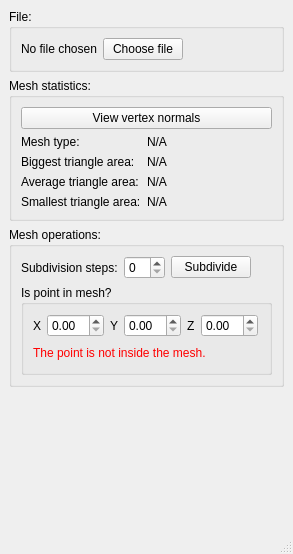
Qt form UI/mainwindow.ui (mmstratiev/MeshParser) before a commit.
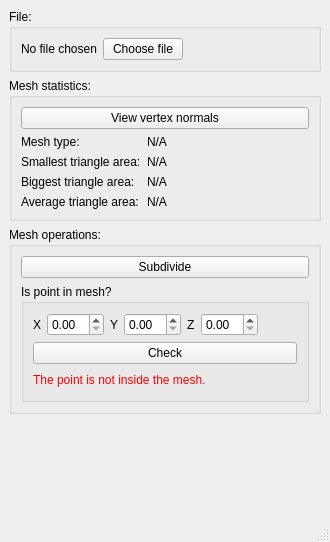
The same form after that commit.

```diff
--- a/UI/mainwindow.ui
+++ b/UI/mainwindow.ui
@@ -6,8 +6,8 @@
    <rect>
     <x>0</x>
     <y>0</y>
-    <width>293</width>
-    <height>554</height>
+    <width>330</width>
+    <height>542</height>
    </rect>
   </property>
   <property name="windowTitle">
@@ -99,6 +99,13 @@
              </property>
             </widget>
            </item>
+           <item>
+            <widget class="QLabel" name="label_3">
+             <property name="text">
+              <string>Smallest triangle area:</string>
+             </property>
+            </widget>
+           </item>
            <item>
             <widget class="QLabel" name="label_6">
              <property name="text">
@@ -122,13 +129,6 @@
              </property>
             </widget>
            </item>
-           <item>
-            <widget class="QLabel" name="label_3">
-             <property name="text">
-              <string>Smallest triangle area:</string>
-             </property>
-            </widget>
-           </item>
           </layout>
          </item>
          <item>
@@ -140,6 +140,13 @@
              </property>
             </widget>
            </item>
+           <item>
+            <widget class="QLabel" name="MinTriAreaLabel">
+             <property name="text">
+              <string>N/A</string>
+             </property>
+            </widget>
+           </item>
            <item>
             <widget class="QLabel" name="MaxTriAreaLabel">
              <property name="text">
@@ -154,13 +161,6 @@
              </property>
             </widget>
            </item>
-           <item>
-            <widget class="QLabel" name="MinTriAreaLabel">
-             <property name="text">
-              <string>N/A</string>
-             </property>
-            </widget>
-           </item>
           </layout>
          </item>
          <item>
@@ -188,38 +188,11 @@
       </property>
       <layout class="QVBoxLayout" name="verticalLayout_2">
        <item>
-        <layout class="QHBoxLayout" name="horizontalLayout_2">
-         <item>
-          <widget class="QLabel" name="label_10">
-           <property name="text">
-            <string>Subdivision steps:</string>
-           </property>
-          </widget>
-         </item>
-         <item>
-          <widget class="QSpinBox" name="spinBox"/>
-         </item>
-         <item>
-          <widget class="QPushButton" name="pushButton">
-           <property name="text">
-            <string>Subdivide</string>
-           </property>
-          </widget>
-         </item>
-         <item>
-          <spacer name="horizontalSpacer_5">
-           <property name="orientation">
-            <enum>Qt::Horizontal</enum>
-           </property>
-           <property name="sizeHint" stdset="0">
-            <size>
-             <width>40</width>
-             <height>20</height>
-            </size>
-           </property>
-          </spacer>
-         </item>
-        </layout>
+        <widget class="QPushButton" name="SubdivideBtn">
+         <property name="text">
+          <string>Subdivide</string>
+         </property>
+        </widget>
        </item>
        <item>
         <widget class="QGroupBox" name="groupBox_2">
@@ -286,6 +259,13 @@
             </item>
            </layout>
           </item>
+          <item>
+           <widget class="QPushButton" name="CheckPointBtn">
+            <property name="text">
+             <string>Check</string>
+            </property>
+           </widget>
+          </item>
           <item>
            <layout class="QHBoxLayout" name="horizontalLayout_10">
             <item>
```
Left out of the diff: 2 changed lines with no effect on the pictures.
